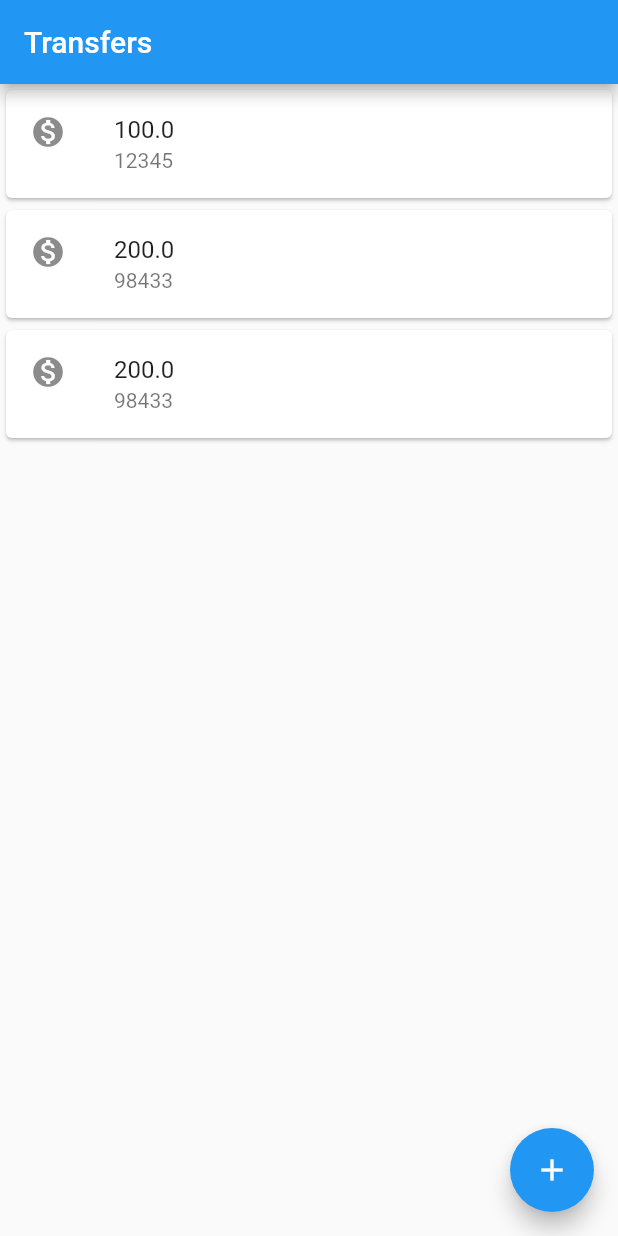
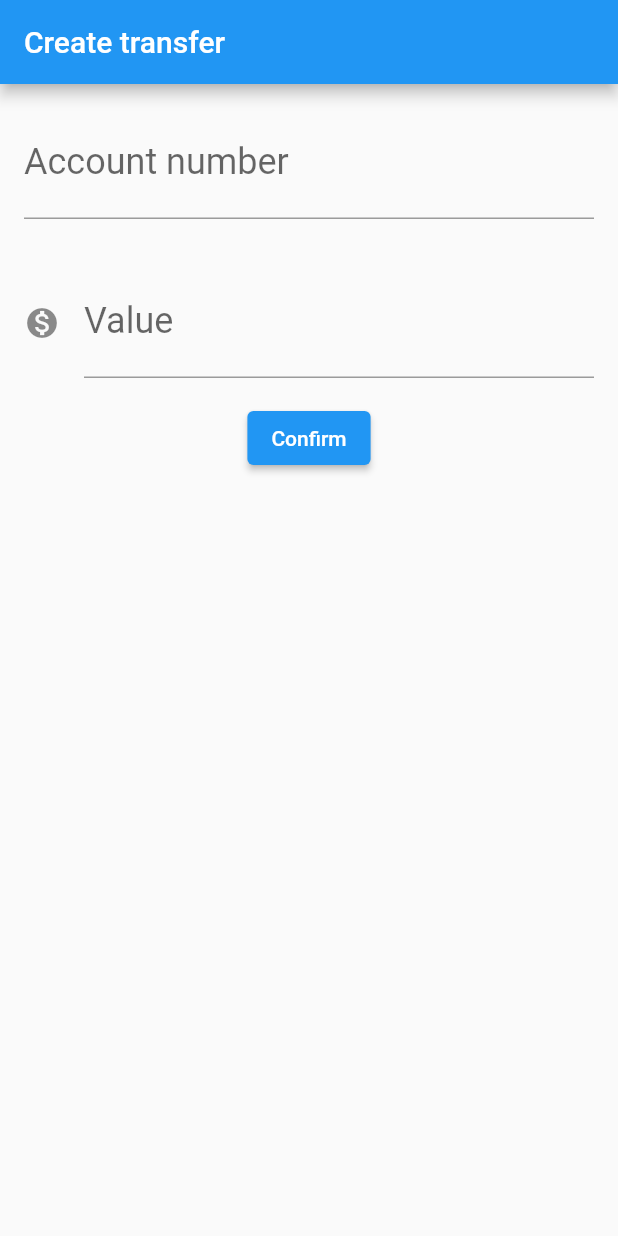
Before and after one commit to GabrielNP/flutter_studies, a Flutter app: the screen it shows after launch, on a phone screen of 412 x 824 dp. Run offline on Flutter 3.47's test engine with Material 2 defaults, Android fonts, the phone set to English and light mode, and no system bars; our stand-ins replace image_cropper, image_picker.

Commit message:
feat: add create transfer
CHANGE LOG:
- abstract widget to avoid unexpected widgets in other pages
- create and style form layout
- apply widget margin
- capture sent values

```diff
--- a/bytebank/lib/main.dart
+++ b/bytebank/lib/main.dart
@@ -1,28 +1,35 @@
 import 'package:flutter/material.dart';
 
-void main() => runApp(
-      MaterialApp(
-        home: Scaffold(
-          body: ListTransfer(),
-          appBar: AppBar(
-            title: Text('Transfers'),
-          ),
-          floatingActionButton: FloatingActionButton(
-            child: Icon(Icons.add),
-          ),
-        ),
+void main() => runApp(ByteBankApp());
+
+class ByteBankApp extends StatelessWidget {
+  @override
+  Widget build(BuildContext context) {
+    return MaterialApp(
+      home: Scaffold(
+        body: TransferForm(),
       ),
     );
+  }
+}
 
-class ListTransfer extends StatelessWidget {
+class TransferList extends StatelessWidget {
   @override
   Widget build(BuildContext context) {
-    return Column(
-      children: <Widget>[
-        ItemTransfer(Transfer(100.00, 12345)),
-        ItemTransfer(Transfer(200, 98433)),
-        ItemTransfer(Transfer(200, 98433)),
-      ],
+    return Scaffold(
+      body: Column(
+        children: <Widget>[
+          ItemTransfer(Transfer(100.00, 12345)),
+          ItemTransfer(Transfer(200, 98433)),
+          ItemTransfer(Transfer(200, 98433)),
+        ],
+      ),
+      appBar: AppBar(
+        title: Text('Transfers'),
+      ),
+      floatingActionButton: FloatingActionButton(
+        child: Icon(Icons.add),
+      ),
     );
   }
 }
@@ -48,4 +55,64 @@ class Transfer {
   final int accountNumber;
 
   Transfer(this.value, this.accountNumber);
+
+  @override
+  String toString() {
+    return 'Transfer{value:$value, accountNumber: $accountNumber}';
+  }
 }
+
+class TransferForm extends StatelessWidget {
+  final TextEditingController _controllerFieldAccountNumber =
+      TextEditingController();
+  final TextEditingController _controllerFieldValue = TextEditingController();
+  @override
+  Widget build(BuildContext context) {
+    return Scaffold(
+      appBar: AppBar(title: Text('Create transfer')),
+      body: Column(
+        children: <Widget>[
+          Padding(
+              padding: const EdgeInsets.all(16.0),
+              child: TextField(
+                controller: _controllerFieldAccountNumber,
+                style: TextStyle(fontSize: 24.0),
+                decoration: InputDecoration(
+                    labelText: 'Account number', hintText: '0000'),
+                keyboardType: TextInputType.number,
+              )),
+          Padding(
+            padding: const EdgeInsets.all(16.0),
+            child: TextField(
+              controller: _controllerFieldValue,
+              style: TextStyle(fontSize: 24.0),
+              decoration: InputDecoration(
+                  icon: Icon(Icons.monetization_on),
+                  labelText: 'Value',
+                  hintText: '0.00'),
+              keyboardType: TextInputType.number,
+            ),
+          ),
+          ElevatedButton(
+            child: Text('Confirm'),
+            onPressed: () {
+              final int accountNumber =
+                  int.tryParse(_controllerFieldAccountNumber.text);
+              final double value = double.tryParse(_controllerFieldValue.text);
+
+              if (accountNumber != null && value != null) {
+                final createdTransfer = Transfer(value, accountNumber);
+                debugPrint('$createdTransfer');
+                Scaffold.of(context).showSnackBar(
+                  SnackBar(
+                    content: Text('$createdTransfer'),
+                  ),
+                );
+              }
+            },
+          )
+        ],
+      ),
+    );
+  }
+}
```
